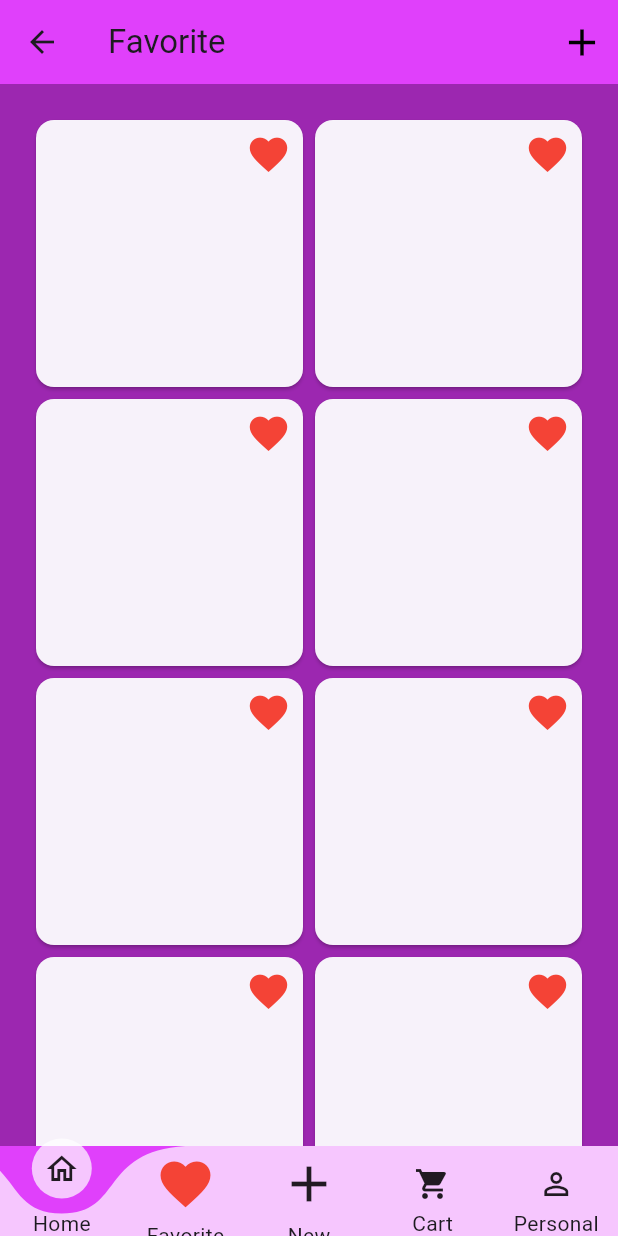
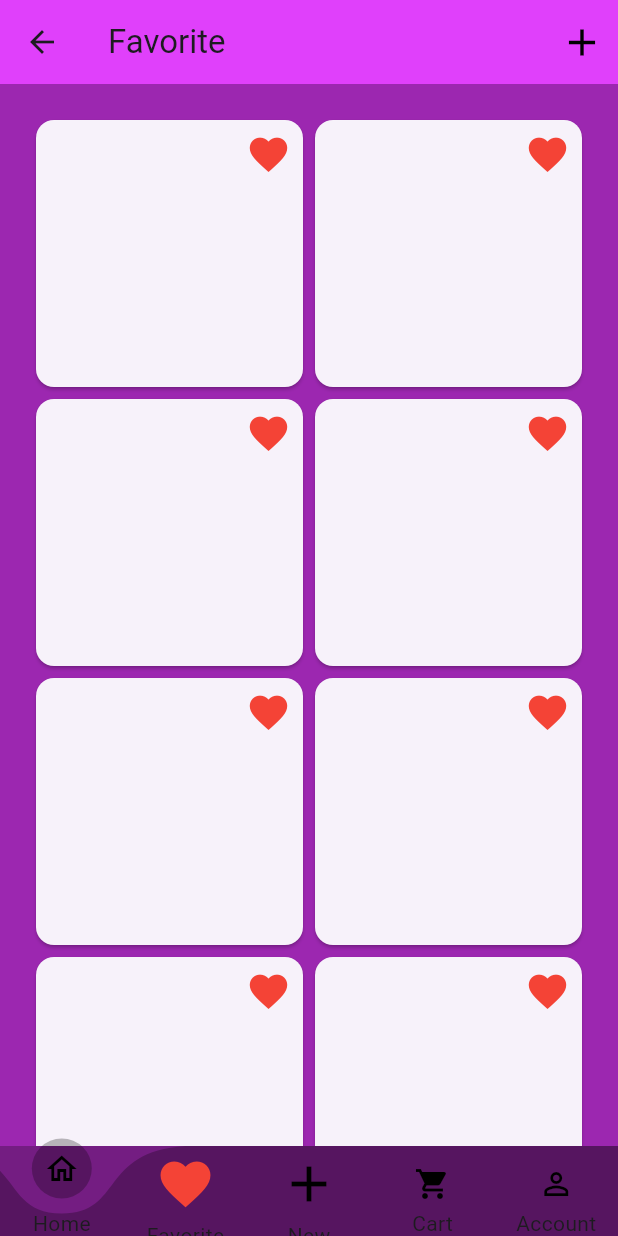
Before and after one commit to LakshanShalintha/Mini-Project, a Flutter app: the FavoritePage screen opened directly, on a phone screen of 412 x 824 dp. Run offline on Flutter 3.47's test engine with Material 3 defaults, Android fonts, the phone set to English and light mode, and no system bars; drawn by our look-alikes of curved_labeled_navigation_bar; our stand-ins replace firebase_auth, font_awesome_flutter, google_generative_ai; missing offline and left inert: flutter_pdfview; accounts and stored records are empty.

Commit message:
modify nav_menu

```diff
--- a/lib/CommonParts/Nav_Menu.dart
+++ b/lib/CommonParts/Nav_Menu.dart
@@ -15,11 +15,13 @@ class NavMenu extends StatelessWidget {
   Widget build(BuildContext context) {
     return CurvedNavigationBar(
       height: 60,
-      color: Colors.white70,
-      backgroundColor: Colors.purpleAccent,
+      color: Colors.black26,
+      backgroundColor: Colors.black26,
       items: const [
         CurvedNavigationBarItem(
-          child: Icon(Icons.home_outlined),
+          child: Icon(Icons.home_outlined,
+            color: Colors.black,
+          ),
           label: 'Home',
         ),
         CurvedNavigationBarItem(
@@ -31,16 +33,23 @@ class NavMenu extends StatelessWidget {
           label: 'Favorite',
         ),
         CurvedNavigationBarItem(
-          child: Icon(Icons.add, size: 40),
+          child: Icon(Icons.add,
+              color: Colors.black,
+              size: 40,
+          ),
           label: 'New',
         ),
         CurvedNavigationBarItem(
-          child: Icon(Icons.shopping_cart),
+          child: Icon(Icons.shopping_cart,
+            color: Colors.black,
+          ),
           label: 'Cart',
         ),
         CurvedNavigationBarItem(
-          child: Icon(Icons.perm_identity),
-          label: 'Personal',
+          child: Icon(Icons.perm_identity,
+            color: Colors.black,
+          ),
+          label: 'Account',
         ),
       ],
       onTap: (index) {
@@ -65,10 +74,10 @@ class NavMenu extends StatelessWidget {
             );
             break;
           case 3:
-            Navigator.push(
+            /*Navigator.push(
               context,
               MaterialPageRoute(builder: (context) =>  PDFView()),
-            );
+            );*/
             break;
           case 4:
             Navigator.push(
```
